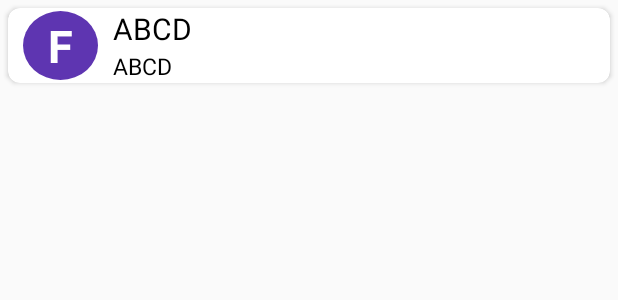
After one commit to svkrclg/justapp, an Android app: the layout send_request_row_layout.xml on its own in the app's theme, with its tools: preview values and no code run, on a phone screen of 412 x 824 dp. The commit adds this screen. Shown: the top 300 px of the screen. Run offline under Robolectric (Android 15) with nearby library versions, the phone set to English and light mode, and no system bars.

Commit message:
My added request integrated

```diff
--- a/app/src/main/AndroidManifest.xml
+++ b/app/src/main/AndroidManifest.xml
@@ -20,7 +20,8 @@
         </activity>
         <activity android:name=".RegisterActivity" />
 
-        <service android:name=".FireBaseNotifications"
+        <service
+            android:name=".FireBaseNotifications"
             android:enabled="true"
             android:exported="true">
             <intent-filter>
@@ -33,7 +34,8 @@
             android:label="@string/title_activity_dash_board"
             android:theme="@style/AppTheme" />
         <activity android:name=".SendRequestActivity" />
-        <activity android:name=".IncomingRequest"></activity>
+        <activity android:name=".IncomingRequest" />
+        <activity android:name=".MyAddedRequest"></activity>
     </application>
 
 </manifest>
--- a/app/src/main/java/com/example/rival/moneytracker/DashBoard.java
+++ b/app/src/main/java/com/example/rival/moneytracker/DashBoard.java
@@ -168,8 +168,10 @@ public class DashBoard extends AppCompatActivity
             Intent i=   new Intent(getApplicationContext(), IncomingRequest.class);
             i.setFlags(Intent.FLAG_ACTIVITY_SINGLE_TOP);
             startActivity(i);
-        } else if (id == R.id.nav_gallery) {
-
+        } else if (id == R.id.send_request) {
+            Intent i=   new Intent(getApplicationContext(), MyAddedRequest.class);
+            i.setFlags(Intent.FLAG_ACTIVITY_SINGLE_TOP);
+            startActivity(i);
         } else if (id == R.id.nav_slideshow) {
 
         } else if (id == R.id.nav_manage) {
--- /dev/null
+++ b/app/src/main/res/drawable-xxxhdpi/firstlettercircleblue.xml
@@ -0,0 +1,6 @@
+<?xml version="1.0" encoding="utf-8"?>
+    <shape xmlns:android="http://schemas.android.com/apk/res/android"
+        android:shape="oval">
+        <solid android:color="@color/colorPrimaryDark" />
+    <size android:height="50dp" android:width="50dp"/>
+    </shape>
--- a/app/src/main/res/layout/activity_incoming_request.xml
+++ b/app/src/main/res/layout/activity_incoming_request.xml
@@ -16,7 +16,7 @@
 
         <android.support.v7.widget.Toolbar
             android:id="@+id/toolbar_incoming_request"
-            app:title="Add Friend"
+            app:title="Pending Request"
             android:layout_width="match_parent"
             android:layout_height="?attr/actionBarSize"
             android:background="@color/colorPrimaryDark"
--- /dev/null
+++ b/app/src/main/res/layout/send_request_row_layout.xml
@@ -0,0 +1,55 @@
+<?xml version="1.0" encoding="utf-8"?>
+<android.support.v7.widget.CardView android:layout_width="match_parent"
+    android:layout_height="50dp"
+    xmlns:app="http://schemas.android.com/apk/res-auto"
+    app:cardCornerRadius="8dp"
+    android:layout_margin="5dp"
+    xmlns:android="http://schemas.android.com/apk/res/android">
+
+<LinearLayout xmlns:android="http://schemas.android.com/apk/res/android"
+    android:layout_width="match_parent"
+    android:layout_height="match_parent"
+    android:orientation="horizontal">
+    <TextView
+        android:id="@+id/sendfirstLetter"
+        android:layout_width="50dp"
+        android:layout_marginLeft="10dp"
+        android:layout_marginTop="2dp"
+        android:layout_marginBottom="2dp"
+        android:layout_gravity="center"
+        android:layout_height="match_parent"
+        android:text="F"
+        android:textSize="30dp"
+        android:textColor="#fff"
+        android:textStyle="bold"
+        android:gravity="center"
+        android:background="@drawable/firstlettercircleblue"/>
+    <LinearLayout
+        android:layout_width="match_parent"
+        android:layout_height="match_parent"
+        android:orientation="vertical">
+    <TextView
+        android:id="@+id/Sendname"
+        android:layout_width="match_parent"
+        android:layout_height="wrap_content"
+        android:layout_marginLeft="10dp"
+        android:text="ABCD"
+        android:maxLines="3"
+        android:gravity="center_vertical"
+        android:textColor="#000"
+        android:layout_weight="5"
+        android:textSize="20dp" />
+    <TextView
+        android:id="@+id/Sendphone"
+        android:layout_width="match_parent"
+        android:layout_height="wrap_content"
+        android:layout_marginLeft="10dp"
+        android:text="ABCD"
+        android:maxLines="1"
+        android:gravity="center_vertical"
+        android:textColor="#000"
+        android:layout_weight="3"
+        android:textSize="15dp" />
+    </LinearLayout>
+</LinearLayout>
+</android.support.v7.widget.CardView>
--- a/app/src/main/res/menu/activity_dash_board_drawer.xml
+++ b/app/src/main/res/menu/activity_dash_board_drawer.xml
@@ -9,9 +9,9 @@
             android:icon="@drawable/ic_menu_camera"
             android:title="Incoming Request" />
         <item
-            android:id="@+id/nav_gallery"
-            android:icon="@drawable/ic_menu_gallery"
-            android:title="Gallery" />
+            android:id="@+id/send_request"
+            android:icon="@drawable/add"
+            android:title="Your added on Pending" />
         <item
             android:id="@+id/nav_slideshow"
             android:icon="@drawable/ic_menu_slideshow"
```
Also changed, not shown: app/src/main/java/com/example/rival/moneytracker/CustomAdapterIncomingRequest.java (+35 -1 lines), app/src/main/java/com/example/rival/moneytracker/CustomAdapterSendRequest.java (added, +80 -0 lines), app/src/main/java/com/example/rival/moneytracker/MyAddedRequest.java (added, +129 -0 lines), app/src/main/res/layout/activity_my_added_request.xml (added, +32 -0 lines), 10 other files.
